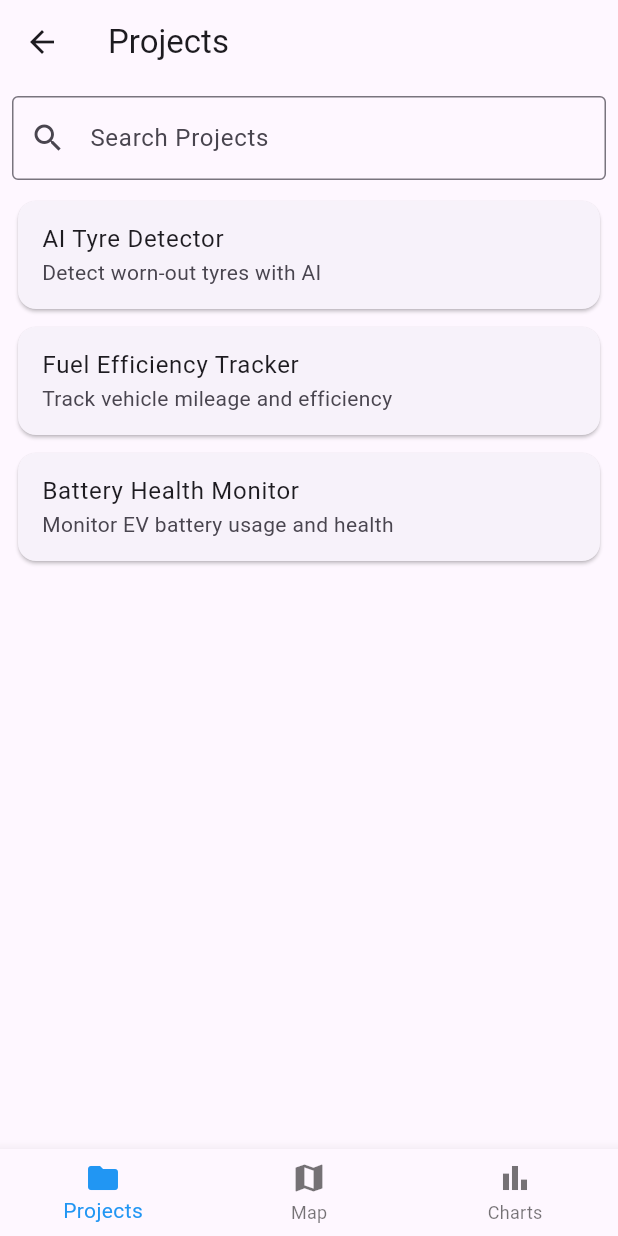
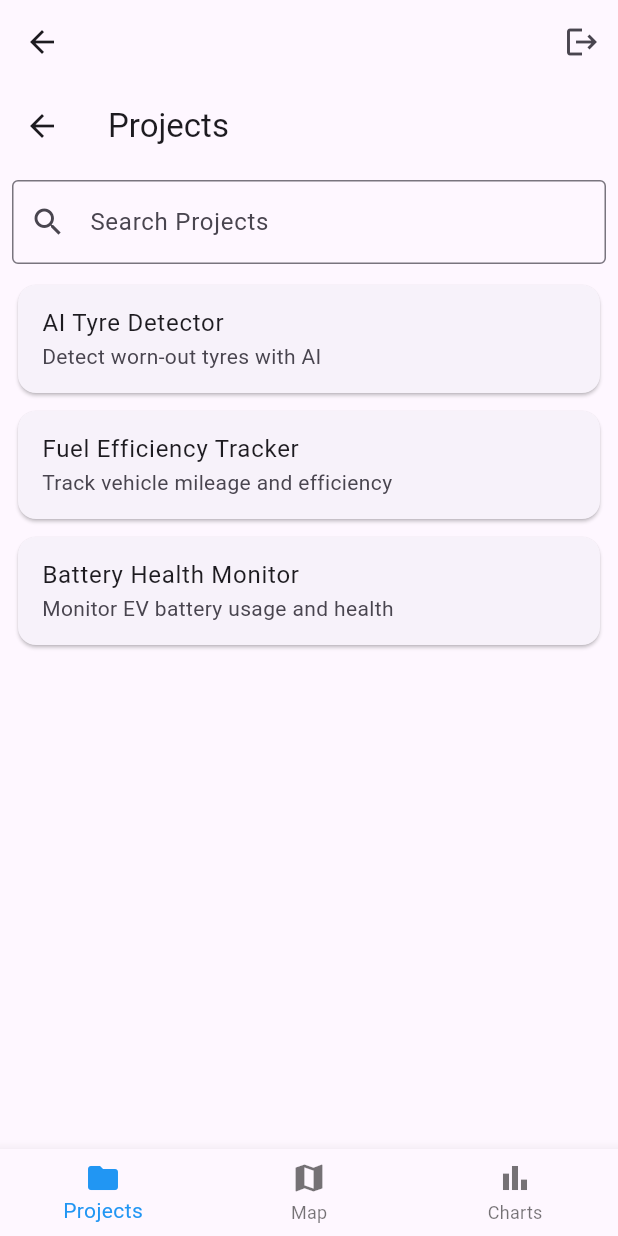
Before and after one commit to Wichnesh/macro_global_application, a Flutter app: the Dashboard screen opened by its route, on a phone screen of 412 x 824 dp. Run offline on Flutter 3.47's test engine with Material 3 defaults, Android fonts, the light colour scheme and no system bars; our stand-ins replace cloud_firestore, file_picker, firebase_auth, firebase_core, firebase_storage, fl_chart and 9 more; missing offline and left inert: video_compress; accounts and stored records are empty.

Commit message:
logout option added

```diff
--- a/lib/src/screens/dashboard_screen.dart
+++ b/lib/src/screens/dashboard_screen.dart
@@ -2,6 +2,8 @@ import 'package:cloud_firestore/cloud_firestore.dart';
 import 'package:flutter/material.dart';
 import 'package:flutter_bloc/flutter_bloc.dart';
 
+import '../blocs/auth/auth_bloc.dart';
+import '../blocs/auth/auth_event.dart';
 import '../blocs/map/MapBloc.dart';
 import '../blocs/project/ProjectBloc.dart';
 import '../blocs/project/ProjectEvent.dart';
@@ -43,6 +45,17 @@ class _DashboardState extends State<Dashboard> {
         ),
       ],
       child: Scaffold(
+        appBar: AppBar(
+          actions: [
+            IconButton(
+              icon: const Icon(Icons.logout),
+              onPressed: () async {
+                context.read<AuthBloc>().add(LogoutRequested());
+                Navigator.pushReplacementNamed(context, '/login');
+              },
+            )
+          ],
+        ),
         body: _pages[_selectedIndex],
         bottomNavigationBar: BottomNavigationBar(
           currentIndex: _selectedIndex,
```
